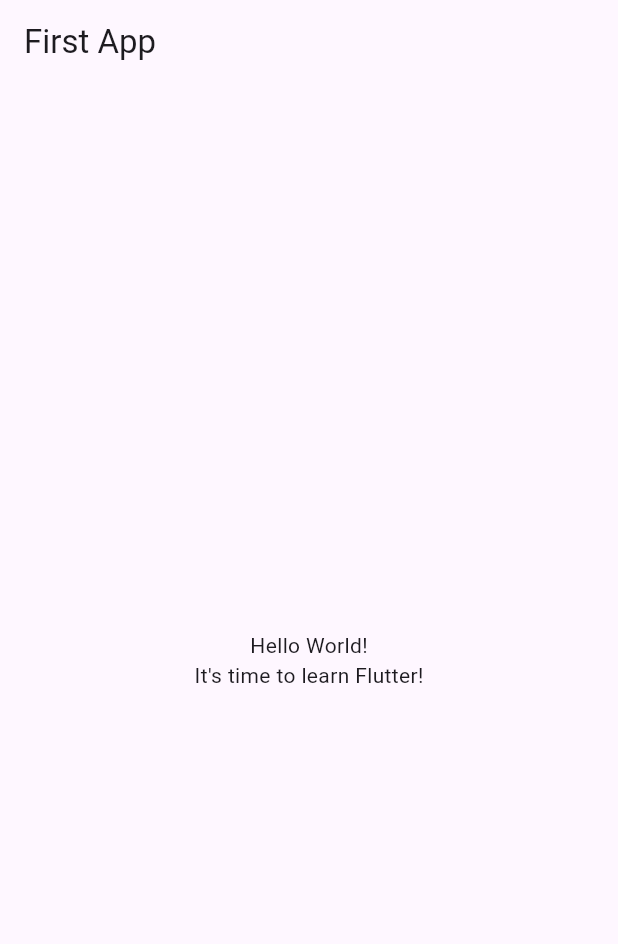
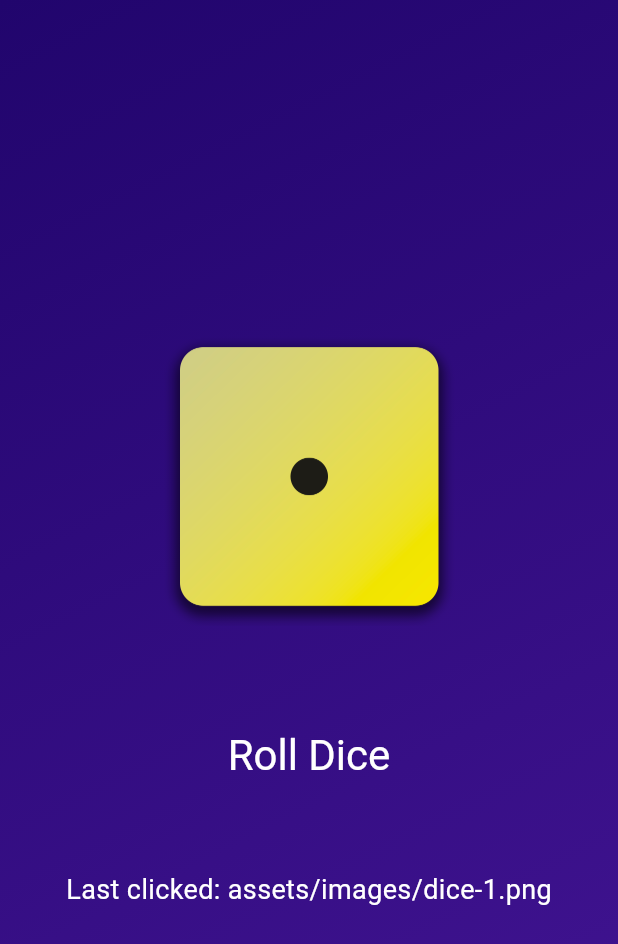
Before and after one commit to Marshood/flutter_learn, a Flutter app: the screen it shows after launch, on a phone screen of 412 x 824 dp. Shown: the top 944 px of the screen. Run offline on Flutter 3.47's test engine with Material 3 defaults, Android fonts, the phone set to English and light mode, and no system bars.

Commit message:
Roll Dice

```diff
--- /dev/null
+++ b/first_app/lib/gradient_container.dart
@@ -0,0 +1,107 @@
+import 'dart:math';
+import 'package:flutter/material.dart';
+import 'package:intl/intl.dart';
+
+const startAlignment = Alignment.topLeft;
+const endAlignment = Alignment.bottomRight;
+
+const List<String> diceImages = [
+  'assets/images/dice-1.png',
+  'assets/images/dice-2.png',
+  'assets/images/dice-3.png',
+  'assets/images/dice-4.png',
+  'assets/images/dice-5.png',
+  'assets/images/dice-6.png',
+];
+
+class GradientContainer extends StatefulWidget {
+  const GradientContainer(this.color1, this.color2, {super.key});
+
+  const GradientContainer.purple({super.key})
+    : color1 = Colors.deepPurple,
+      color2 = Colors.indigo;
+
+  final Color color1;
+  final Color color2;
+
+  @override
+  State<GradientContainer> createState() => _GradientContainerState();
+}
+
+class _GradientContainerState extends State<GradientContainer> {
+  String currentDice = 'assets/images/dice-1.png';
+  String lastClicked = 'Never';
+
+  void rollDice() {
+    final random = Random();
+    final now = DateTime.now();
+    final formattedTime =
+        '${DateFormat('HH:mm:ss').format(now)}:${now.millisecond.toString().padLeft(2, '0')}';
+
+    setState(() {
+
+      currentDice = 'assets/images/dice-${ random.nextInt(6) + 1}.png';
+      // currentDice = diceImages[random.nextInt(diceImages.length)];
+
+      lastClicked = formattedTime;
+    });
+  }
+
+  @override
+  Widget build(BuildContext context) {
+    return Container(
+      decoration: BoxDecoration(
+        gradient: LinearGradient(
+          colors: [widget.color1, widget.color2],
+          begin: startAlignment,
+          end: endAlignment,
+        ),
+      ),
+      child: Center(
+        child: Column(
+          mainAxisSize: MainAxisSize.min,
+          children: [
+            Image.asset(currentDice, width: 200),
+            const SizedBox(height: 20),
+            TextButton(
+              onPressed: rollDice,
+              style: TextButton.styleFrom(
+                padding: EdgeInsets.all(50.0),
+                foregroundColor: Colors.white,
+                textStyle: const TextStyle(fontSize: 28),
+              ),
+              child: const Text('Roll Dice'),
+            ),
+            const SizedBox(height: 10),
+            Text(
+              'Last clicked: $currentDice',
+              style: const TextStyle(color: Colors.white, fontSize: 18),
+            ),
+          ],
+        ),
+      ),
+    );
+  }
+}
+
+// class GradientContainer extends StatelessWidget {
+//   const GradientContainer({super.key, required this.colors});
+
+//   final List<Color> colors;
+
+//   @override
+//   Widget build(context) {
+//     return Container(
+//       decoration: BoxDecoration(
+//         gradient: LinearGradient(
+//           colors: colors,
+//           begin: startAlignment,
+//           end: endAlignment,
+//         ),
+//       ),
+//       child: const Center(
+//         child: StyledText('Hello World!'),
+//       ),
+//     );
+//   }
+// }
--- a/first_app/lib/main.dart
+++ b/first_app/lib/main.dart
@@ -1,37 +1,56 @@
+// import 'package:flutter/material.dart';
+
+// void main() {
+//   runApp(const MyApp());
+// }
+
+// class MyApp extends StatelessWidget {
+//   const MyApp({super.key});
+
+//   @override
+//   Widget build(BuildContext context) {
+//     return MaterialApp(
+//       title: 'Flutter Demo',
+//       theme: ThemeData(
+//         primarySwatch: Colors.blue,
+//       ),
+//       home: Scaffold(
+//         appBar: AppBar(
+//           title: const Text('First App'),
+//           backgroundColor: Colors.green,
+//         ),
+//         backgroundColor: Colors.red,
+//         body: Center(
+//           child: Column(
+//             mainAxisAlignment: MainAxisAlignment.center,
+//             children: const [
+//               Text(
+//                 'Hello World!',
+//               ),
+//               Text(
+//                 'It\'s time to learn Flutter!',
+//               ),
+//             ],
+//           ),
+//         ),
+//       ),
+//     );
+//   }
+// }
+
+import 'package:first_app/gradient_container.dart';
 import 'package:flutter/material.dart';
 
+
 void main() {
-  runApp(const MyApp());
-}
-
-class MyApp extends StatelessWidget {
-  const MyApp({super.key});
-
-  @override
-  Widget build(BuildContext context) {
-    return MaterialApp(
-      title: 'Flutter Demo',
-      theme: ThemeData(
-        primarySwatch: Colors.blue,
-      ),
+  runApp(
+    const MaterialApp(
       home: Scaffold(
-        appBar: AppBar(
-          title: const Text('First App'),
-        ),
-        body: Center(
-          child: Column(
-            mainAxisAlignment: MainAxisAlignment.center,
-            children: const [
-              Text(
-                'Hello World!',
-              ),
-              Text(
-                'It\'s time to learn Flutter!',
-              ),
-            ],
-          ),
+        body: GradientContainer(
+          Color.fromARGB(255, 33, 5, 109),
+          Color.fromARGB(255, 68, 21, 149),
         ),
       ),
-    );
-  }
+    ),
+  );
 }
--- /dev/null
+++ b/first_app/lib/variables.dart
@@ -0,0 +1 @@
+void main() {}
```
Also changed, not shown: first_app/lib/styled_text.dart (added, +18 -0 lines), first_app/pubspec.yaml (+9 -1 lines), first_app/assets/images/dice-1.png (added), first_app/assets/images/dice-2.png (added), first_app/assets/images/dice-3.png (added), first_app/assets/images/dice-4.png (added), first_app/assets/images/dice-5.png (added), first_app/assets/images/dice-6.png (added), first_app/pubspec.lock.
